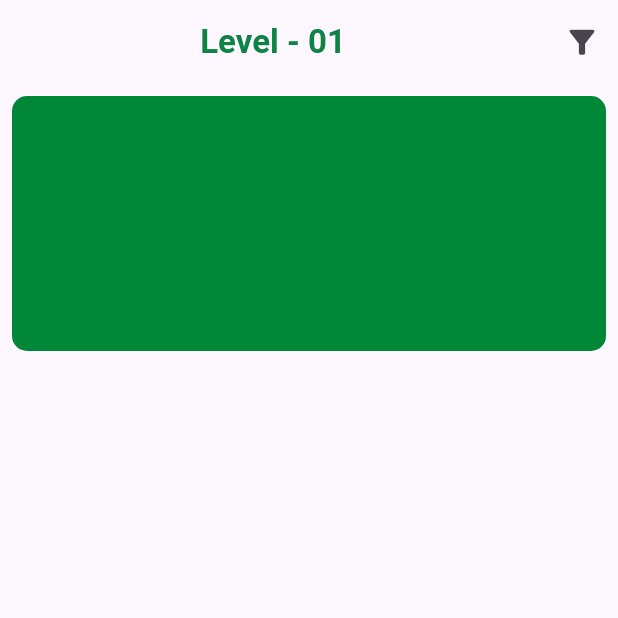
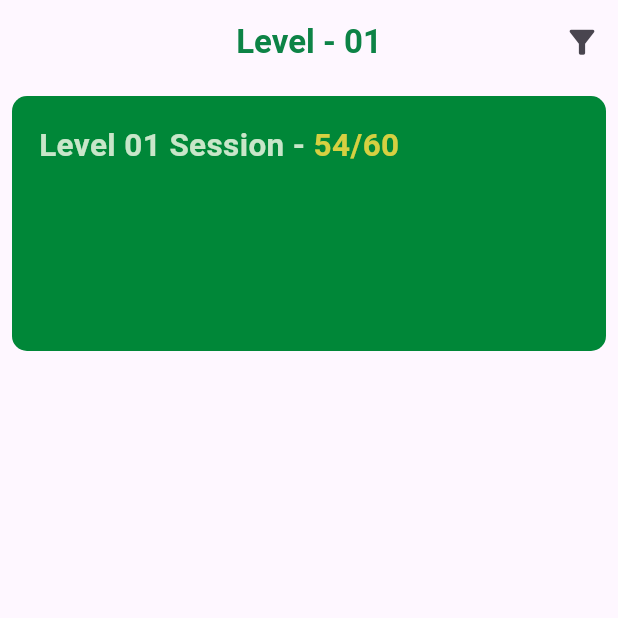
Before and after one commit to ShivaReddy54/iship, a Flutter app: the screen it shows after launch, on a phone screen of 412 x 824 dp, the top half of it. Run offline on Flutter 3.47's test engine with Material 3 defaults, Android fonts, the phone set to English and light mode, and no system bars.

Commit message:
added colors to the session

```diff
--- a/lib/Screens/screen2.dart
+++ b/lib/Screens/screen2.dart
@@ -1,20 +1,25 @@
 import 'package:flutter/material.dart';
 
 class Screen2 extends StatelessWidget {
-  const Screen2({super.key});
+  Screen2({super.key});
+
+  int _sessions = 54;
+  int _totalSessions = 60;
+  int _verbal = 18;
+  int _reasoning = 16;
+  int _apptitude = 20;
 
   @override
   Widget build(BuildContext context) {
     return Scaffold(
       appBar: AppBar(
-        title: Center(
-          child: Text(
+        title: Text(
           "Level - 01",
           style: TextStyle(
               color: Color.fromRGBO(13, 131, 70, 1),
               fontWeight: FontWeight.bold),
         ),
-        ),
+        centerTitle: true,
         actions: [
           Column(
             mainAxisAlignment: MainAxisAlignment.start,
@@ -42,7 +47,6 @@ class Screen2 extends StatelessWidget {
       ),
     );
   }
-}
 
   Widget Session() {
     return Container(
@@ -51,5 +55,31 @@ Widget Session() {
       decoration: BoxDecoration(
           borderRadius: BorderRadius.circular(10),
           color: Color.fromRGBO(0, 135, 56, 1)),
+      child: Padding(
+        padding: const EdgeInsets.all(18),
+        child: Column(
+          children: [
+            Row(
+              children: [
+                Text(
+                  "Level 01 Session - ",
+                  style: TextStyle(
+                      fontSize: 21,
+                      color: Colors.green[100],
+                      fontWeight: FontWeight.w600),
+                ),
+                Text(
+                  "${_sessions}/${_totalSessions}",
+                  style: TextStyle(
+                      fontSize: 21,
+                      fontWeight: FontWeight.w600,
+                      color: Color.fromRGBO(213, 208, 65, 1)),
+                )
+              ],
+            )
+          ],
+        ),
+      ),
     );
   }
+}
```
Lines whose indentation alone changed are shown as unchanged.
